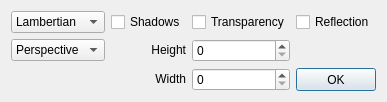
Above: QtGui/Render.ui from c-zar/Qt-OpenGL-Raytracer before the change. Below: the same form after it.
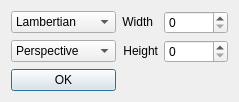
That is the form after the change.

What changed in the file:
```diff
--- a/QtGui/Render.ui
+++ b/QtGui/Render.ui
@@ -6,7 +6,7 @@
    <rect>
     <x>0</x>
     <y>0</y>
-    <width>344</width>
+    <width>239</width>
     <height>93</height>
    </rect>
   </property>
@@ -14,7 +14,7 @@
    <string>Render</string>
   </property>
   <layout class="QGridLayout" name="gridLayout">
-   <item row="2" column="0">
+   <item row="3" column="0">
     <widget class="QComboBox" name="comboBox">
      <property name="sizePolicy">
       <sizepolicy hsizetype="Minimum" vsizetype="Fixed">
@@ -34,39 +34,6 @@
      </item>
     </widget>
    </item>
-   <item row="1" column="5">
-    <widget class="QCheckBox" name="checkBox_Reflection">
-     <property name="text">
-      <string>Reflection</string>
-     </property>
-    </widget>
-   </item>
-   <item row="5" column="5">
-    <widget class="QPushButton" name="btnOK">
-     <property name="sizePolicy">
-      <sizepolicy hsizetype="Preferred" vsizetype="Expanding">
-       <horstretch>0</horstretch>
-       <verstretch>0</verstretch>
-      </sizepolicy>
-     </property>
-     <property name="text">
-      <string>OK</string>
-     </property>
-    </widget>
-   </item>
-   <item row="1" column="2">
-    <widget class="QCheckBox" name="checkBox_Transparency">
-     <property name="sizePolicy">
-      <sizepolicy hsizetype="Preferred" vsizetype="Fixed">
-       <horstretch>0</horstretch>
-       <verstretch>0</verstretch>
-      </sizepolicy>
-     </property>
-     <property name="text">
-      <string>Transparency</string>
-     </property>
-    </widget>
-   </item>
    <item row="1" column="0">
     <widget class="QComboBox" name="comboBox_2">
      <item>
@@ -79,9 +46,24 @@
        <string>Phong</string>
       </property>
      </item>
+     <item>
+      <property name="text">
+       <string>Shadows</string>
+      </property>
+     </item>
+     <item>
+      <property name="text">
+       <string>Transparency</string>
+      </property>
+     </item>
+     <item>
+      <property name="text">
+       <string>Refraction</string>
+      </property>
+     </item>
     </widget>
    </item>
-   <item row="2" column="2">
+   <item row="1" column="4">
     <widget class="QSpinBox" name="spinBoxHeight">
      <property name="sizePolicy">
       <sizepolicy hsizetype="Expanding" vsizetype="Fixed">
@@ -91,33 +73,10 @@
      </property>
     </widget>
    </item>
-   <item row="2" column="1">
-    <widget class="QLabel" name="label_2">
-     <property name="sizePolicy">
-      <sizepolicy hsizetype="Expanding" vsizetype="Fixed">
-       <horstretch>0</horstretch>
-       <verstretch>0</verstretch>
-      </sizepolicy>
-     </property>
-     <property name="text">
-      <string>Height</string>
-     </property>
-     <property name="alignment">
-      <set>Qt::AlignRight|Qt::AlignTrailing|Qt::AlignVCenter</set>
-     </property>
-    </widget>
-   </item>
    <item row="1" column="1">
-    <widget class="QCheckBox" name="checkBox_Shadows">
-     <property name="text">
-      <string>Shadows</string>
-     </property>
-    </widget>
-   </item>
-   <item row="5" column="1">
     <widget class="QLabel" name="label_3">
      <property name="sizePolicy">
-      <sizepolicy hsizetype="Expanding" vsizetype="Fixed">
+      <sizepolicy hsizetype="Fixed" vsizetype="Fixed">
        <horstretch>0</horstretch>
        <verstretch>0</verstretch>
       </sizepolicy>
@@ -130,9 +89,38 @@
      </property>
     </widget>
    </item>
-   <item row="5" column="2">
+   <item row="3" column="1">
+    <widget class="QLabel" name="label_2">
+     <property name="sizePolicy">
+      <sizepolicy hsizetype="Fixed" vsizetype="Fixed">
+       <horstretch>0</horstretch>
+       <verstretch>0</verstretch>
+      </sizepolicy>
+     </property>
+     <property name="text">
+      <string>Height</string>
+     </property>
+     <property name="alignment">
+      <set>Qt::AlignRight|Qt::AlignTrailing|Qt::AlignVCenter</set>
+     </property>
+    </widget>
+   </item>
+   <item row="3" column="4">
     <widget class="QSpinBox" name="spinBoxWidth"/>
    </item>
+   <item row="4" column="0">
+    <widget class="QPushButton" name="btnOK">
+     <property name="sizePolicy">
+      <sizepolicy hsizetype="Preferred" vsizetype="Expanding">
+       <horstretch>0</horstretch>
+       <verstretch>0</verstretch>
+      </sizepolicy>
+     </property>
+     <property name="text">
+      <string>OK</string>
+     </property>
+    </widget>
+   </item>
   </layout>
  </widget>
  <layoutdefault spacing="6" margin="11"/>
```
